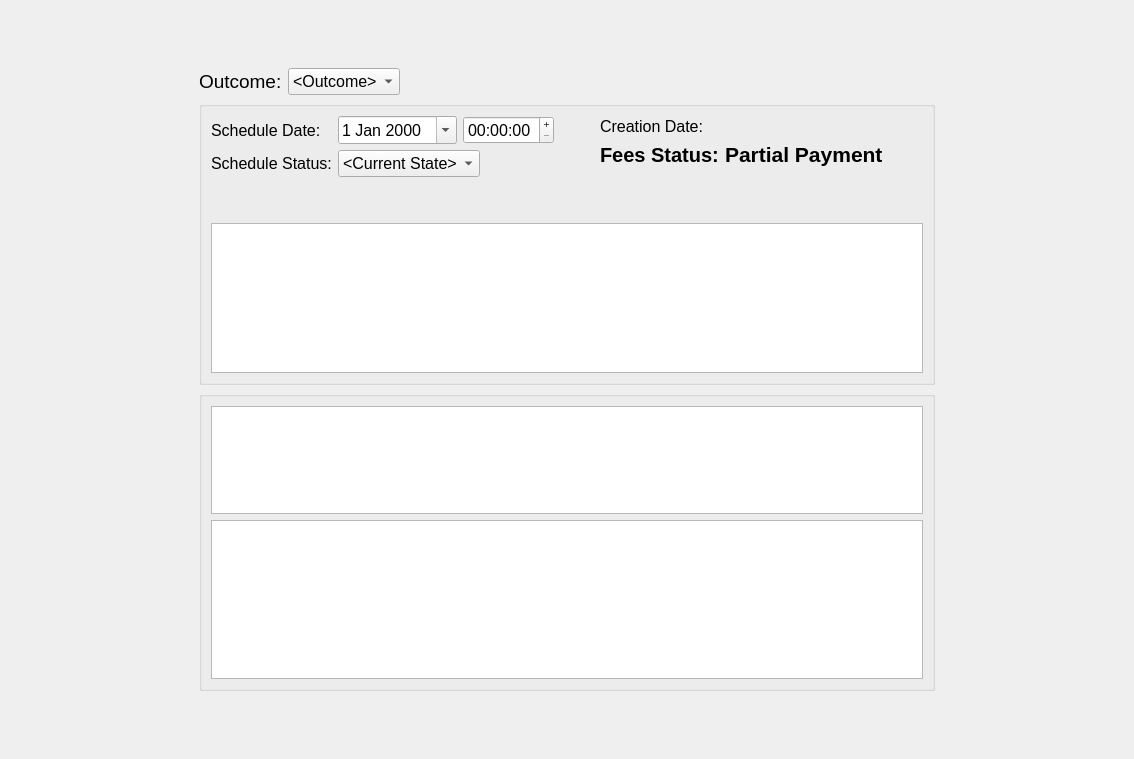
The window that drc/gui/mediationsessionform.ui (lansdon/cpts483_drc) describes before a commit, drawn with Qt 5.
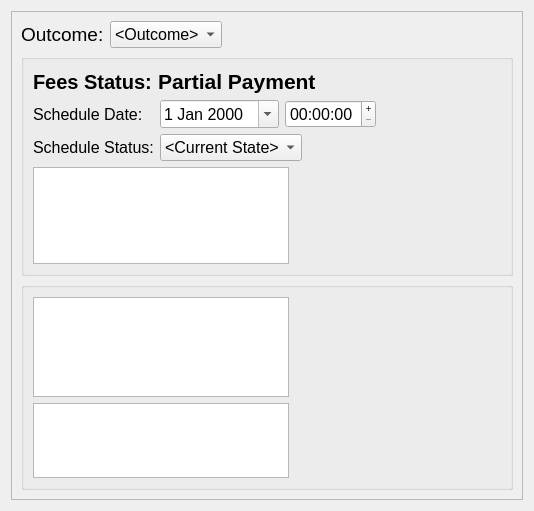
The same window after the commit.

Commit message: scroll boxes added

```diff
--- a/drc/gui/mediationsessionform.ui
+++ b/drc/gui/mediationsessionform.ui
@@ -6,8 +6,8 @@
    <rect>
     <x>0</x>
     <y>0</y>
-    <width>1134</width>
-    <height>759</height>
+    <width>534</width>
+    <height>511</height>
    </rect>
   </property>
   <property name="sizePolicy">
@@ -30,8 +30,68 @@
   <property name="windowTitle">
    <string>Mediation Session</string>
   </property>
-  <layout class="QGridLayout" name="gridLayout">
-   <item row="2" column="1">
+  <layout class="QHBoxLayout" name="horizontalLayout_9">
+   <item>
+    <widget class="QScrollArea" name="scrollArea">
+     <property name="widgetResizable">
+      <bool>true</bool>
+     </property>
+     <widget class="QWidget" name="scrollAreaWidgetContents">
+      <property name="geometry">
+       <rect>
+        <x>0</x>
+        <y>0</y>
+        <width>514</width>
+        <height>491</height>
+       </rect>
+      </property>
+      <layout class="QVBoxLayout" name="verticalLayout">
+       <item>
+        <layout class="QHBoxLayout" name="horizontalLayout_3">
+         <item>
+          <layout class="QFormLayout" name="formLayout_2">
+           <property name="fieldGrowthPolicy">
+            <enum>QFormLayout::AllNonFixedFieldsGrow</enum>
+           </property>
+           <item row="0" column="1">
+            <widget class="QComboBox" name="outcomeComboBox">
+             <item>
+              <property name="text">
+               <string>&lt;Outcome&gt;</string>
+              </property>
+             </item>
+            </widget>
+           </item>
+           <item row="0" column="0">
+            <widget class="QLabel" name="label_3">
+             <property name="font">
+              <font>
+               <pointsize>14</pointsize>
+              </font>
+             </property>
+             <property name="text">
+              <string>Outcome:</string>
+             </property>
+            </widget>
+           </item>
+          </layout>
+         </item>
+         <item>
+          <spacer name="horizontalSpacer">
+           <property name="orientation">
+            <enum>Qt::Horizontal</enum>
+           </property>
+           <property name="sizeHint" stdset="0">
+            <size>
+             <width>40</width>
+             <height>20</height>
+            </size>
+           </property>
+          </spacer>
+         </item>
+        </layout>
+       </item>
+       <item>
     <widget class="QGroupBox" name="groupBox_2">
      <property name="title">
       <string/>
@@ -40,7 +100,59 @@
       <item>
        <layout class="QVBoxLayout" name="verticalLayout_3">
         <item>
-         <layout class="QHBoxLayout" name="horizontalLayout_4">
+             <layout class="QVBoxLayout" name="verticalLayout_4">
+              <item>
+               <layout class="QFormLayout" name="formLayout_3">
+                <property name="fieldGrowthPolicy">
+                 <enum>QFormLayout::AllNonFixedFieldsGrow</enum>
+                </property>
+                <item row="0" column="0">
+                 <widget class="QLabel" name="FeesPaidLabel">
+                  <property name="font">
+                   <font>
+                    <pointsize>15</pointsize>
+                    <weight>75</weight>
+                    <bold>true</bold>
+                   </font>
+                  </property>
+                  <property name="text">
+                   <string>Fees Status:</string>
+                  </property>
+                 </widget>
+                </item>
+                <item row="0" column="1">
+                 <layout class="QHBoxLayout" name="horizontalLayout_6">
+                  <item>
+                   <widget class="QLabel" name="feePaidDisplayLabel">
+                    <property name="font">
+                     <font>
+                      <pointsize>16</pointsize>
+                      <weight>75</weight>
+                      <bold>true</bold>
+                     </font>
+                    </property>
+                    <property name="text">
+                     <string>Partial Payment</string>
+                    </property>
+                   </widget>
+                  </item>
+                  <item>
+                   <spacer name="horizontalSpacer_2">
+                    <property name="orientation">
+                     <enum>Qt::Horizontal</enum>
+                    </property>
+                    <property name="sizeHint" stdset="0">
+                     <size>
+                      <width>40</width>
+                      <height>20</height>
+                     </size>
+                    </property>
+                   </spacer>
+                  </item>
+                 </layout>
+                </item>
+               </layout>
+              </item>
           <item>
            <layout class="QFormLayout" name="formLayout">
             <property name="sizeConstraint">
@@ -147,105 +259,6 @@
             </item>
            </layout>
           </item>
-          <item>
-           <layout class="QFormLayout" name="formLayout_3">
-            <item row="0" column="0">
-             <widget class="QLabel" name="creationDateLabel">
-              <property name="font">
-               <font>
-                <pointsize>12</pointsize>
-               </font>
-              </property>
-              <property name="text">
-               <string>Creation Date:</string>
-              </property>
-              <property name="textInteractionFlags">
-               <set>Qt::LinksAccessibleByMouse</set>
-              </property>
-             </widget>
-            </item>
-            <item row="1" column="0">
-             <widget class="QLabel" name="FeesPaidLabel">
-              <property name="font">
-               <font>
-                <pointsize>15</pointsize>
-                <weight>75</weight>
-                <bold>true</bold>
-               </font>
-              </property>
-              <property name="text">
-               <string>Fees Status:</string>
-              </property>
-             </widget>
-            </item>
-            <item row="1" column="1">
-             <layout class="QHBoxLayout" name="horizontalLayout_6">
-              <item>
-               <widget class="QLabel" name="feePaidDisplayLabel">
-                <property name="font">
-                 <font>
-                  <pointsize>16</pointsize>
-                  <weight>75</weight>
-                  <bold>true</bold>
-                 </font>
-                </property>
-                <property name="text">
-                 <string>Partial Payment</string>
-                </property>
-               </widget>
-              </item>
-              <item>
-               <spacer name="horizontalSpacer_2">
-                <property name="orientation">
-                 <enum>Qt::Horizontal</enum>
-                </property>
-                <property name="sizeHint" stdset="0">
-                 <size>
-                  <width>40</width>
-                  <height>20</height>
-                 </size>
-                </property>
-               </spacer>
-              </item>
-             </layout>
-            </item>
-            <item row="0" column="1">
-             <layout class="QHBoxLayout" name="horizontalLayout_7">
-              <item>
-               <widget class="QLabel" name="CreationDateDisplayLabel">
-                <property name="sizePolicy">
-                 <sizepolicy hsizetype="Expanding" vsizetype="Preferred">
-                  <horstretch>0</horstretch>
-                  <verstretch>0</verstretch>
-                 </sizepolicy>
-                </property>
-                <property name="font">
-                 <font>
-                  <pointsize>12</pointsize>
-                 </font>
-                </property>
-                <property name="text">
-                 <string>&lt;Creation Date&gt;</string>
-                </property>
-               </widget>
-              </item>
-              <item>
-               <spacer name="horizontalSpacer_3">
-                <property name="orientation">
-                 <enum>Qt::Horizontal</enum>
-                </property>
-                <property name="sizeHint" stdset="0">
-                 <size>
-                  <width>40</width>
-                  <height>20</height>
-                 </size>
-                </property>
-               </spacer>
-              </item>
-             </layout>
-            </item>
-           </layout>
-          </item>
          </layout>
         </item>
         <item>
@@ -262,6 +275,8 @@
          </spacer>
         </item>
         <item>
+             <layout class="QHBoxLayout" name="horizontalLayout_4">
+              <item>
          <widget class="QTableWidget" name="feeDiplayTableWidget">
           <property name="maximumSize">
            <size>
@@ -271,12 +286,27 @@
           </property>
          </widget>
         </item>
+              <item>
+               <spacer name="horizontalSpacer_3">
+                <property name="orientation">
+                 <enum>Qt::Horizontal</enum>
+                </property>
+                <property name="sizeHint" stdset="0">
+                 <size>
+                  <width>40</width>
+                  <height>20</height>
+                 </size>
+                </property>
+               </spacer>
+              </item>
+             </layout>
+            </item>
        </layout>
       </item>
      </layout>
     </widget>
    </item>
-   <item row="3" column="1">
+       <item>
     <widget class="QGroupBox" name="groupBox">
      <property name="maximumSize">
       <size>
@@ -289,6 +319,8 @@
      </property>
      <layout class="QHBoxLayout" name="horizontalLayout">
       <item>
+           <layout class="QHBoxLayout" name="horizontalLayout_7">
+            <item>
        <layout class="QVBoxLayout" name="verticalLayout_2">
         <item>
          <widget class="QTableWidget" name="MediatorDisplayTableView">
@@ -318,78 +350,7 @@
         </item>
        </layout>
       </item>
-     </layout>
-    </widget>
-   </item>
-   <item row="2" column="2">
-    <spacer name="horizontalSpacer_7">
-     <property name="orientation">
-      <enum>Qt::Horizontal</enum>
-     </property>
-     <property name="sizeHint" stdset="0">
-      <size>
-       <width>40</width>
-       <height>20</height>
-      </size>
-     </property>
-    </spacer>
-   </item>
-   <item row="1" column="1">
-    <layout class="QHBoxLayout" name="horizontalLayout_3">
      <item>
-      <layout class="QFormLayout" name="formLayout_2">
-       <item row="0" column="0">
-        <widget class="QLabel" name="label_3">
-         <property name="font">
-          <font>
-           <pointsize>14</pointsize>
-          </font>
-         </property>
-         <property name="text">
-          <string>Outcome:</string>
-         </property>
-        </widget>
-       </item>
-       <item row="0" column="1">
-        <widget class="QComboBox" name="outcomeComboBox">
-         <item>
-          <property name="text">
-           <string>&lt;Outcome&gt;</string>
-          </property>
-         </item>
-        </widget>
-       </item>
-      </layout>
-     </item>
-     <item>
-      <spacer name="horizontalSpacer">
-       <property name="orientation">
-        <enum>Qt::Horizontal</enum>
-       </property>
-       <property name="sizeHint" stdset="0">
-        <size>
-         <width>40</width>
-         <height>20</height>
-        </size>
-       </property>
-      </spacer>
-     </item>
-    </layout>
-   </item>
-   <item row="0" column="1">
-    <spacer name="verticalSpacer">
-     <property name="orientation">
-      <enum>Qt::Vertical</enum>
-     </property>
-     <property name="sizeHint" stdset="0">
-      <size>
-       <width>20</width>
-       <height>40</height>
-      </size>
-     </property>
-    </spacer>
-   </item>
-   <item row="2" column="0">
     <spacer name="horizontalSpacer_6">
      <property name="orientation">
       <enum>Qt::Horizontal</enum>
@@ -402,18 +363,14 @@
      </property>
     </spacer>
    </item>
-   <item row="4" column="1">
-    <spacer name="verticalSpacer_2">
-     <property name="orientation">
-      <enum>Qt::Vertical</enum>
-     </property>
-     <property name="sizeHint" stdset="0">
-      <size>
-       <width>20</width>
-       <height>40</height>
-      </size>
-     </property>
-    </spacer>
+           </layout>
+          </item>
+         </layout>
+        </widget>
+       </item>
+      </layout>
+     </widget>
+    </widget>
    </item>
   </layout>
  </widget>
```
Lines whose indentation alone changed are shown as unchanged. The commit also changes 3 other files.
